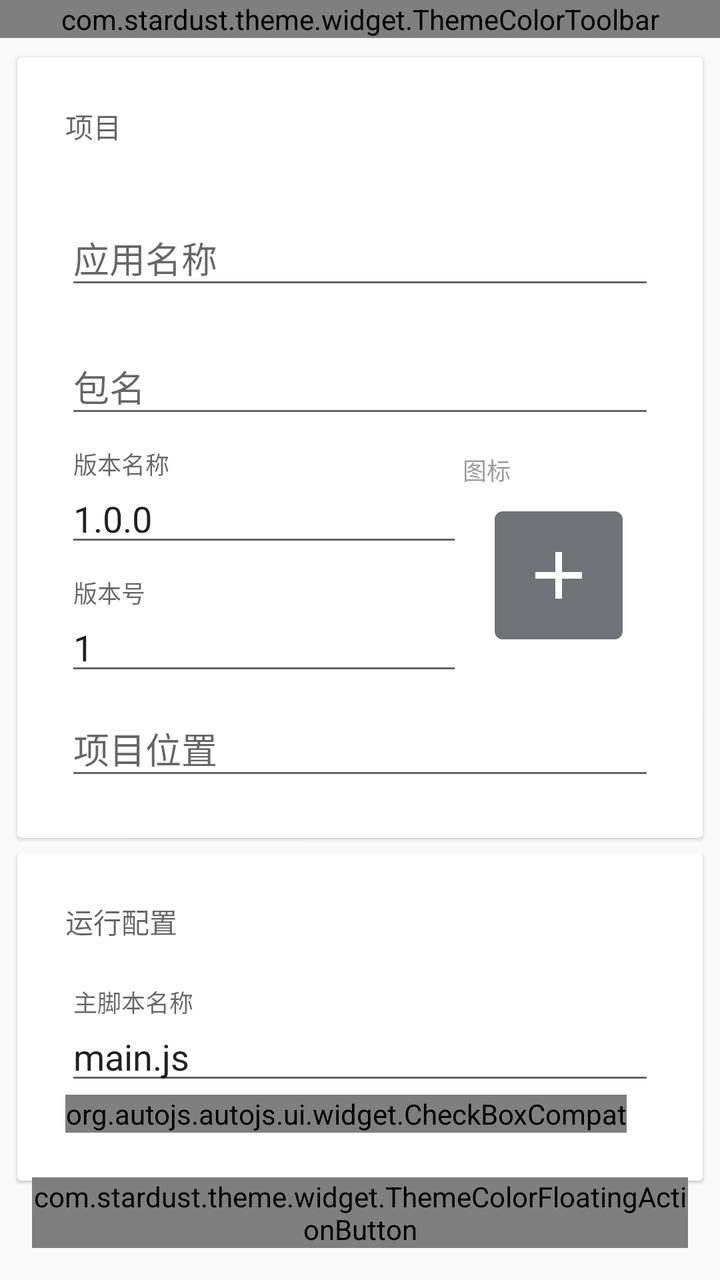
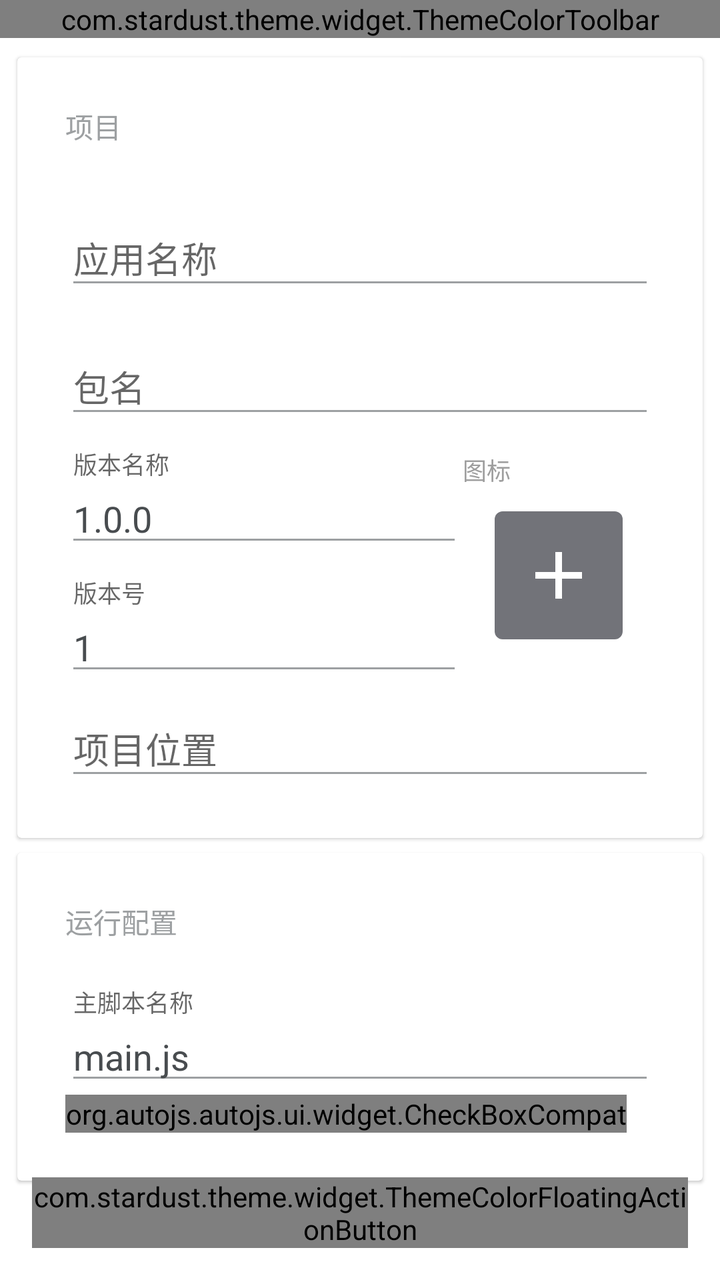

Two renders of the same Android screen: before a commit and after it. Below are the layout's source before the change and the commit's diff.
<!-- AndroidManifest.xml: application theme AppTheme -->
<!-- res/layout/activity_project_config.xml -->
<?xml version="1.0" encoding="utf-8"?>
<LinearLayout xmlns:android="http://schemas.android.com/apk/res/android"
              xmlns:app="http://schemas.android.com/apk/res-auto"
              android:layout_width="match_parent"
              android:layout_height="match_parent"
              android:orientation="vertical">

    <android.support.design.widget.AppBarLayout
        android:layout_width="match_parent"
        android:layout_height="wrap_content"
        android:theme="@style/AppTheme.AppBarOverlay">

        <com.stardust.theme.widget.ThemeColorToolbar
            android:id="@+id/toolbar"
            android:layout_width="match_parent"
            android:layout_height="wrap_content"/>

    </android.support.design.widget.AppBarLayout>


    <FrameLayout
        android:layout_width="match_parent"
        android:layout_height="match_parent"
        android:paddingTop="6dp">

        <ScrollView
            android:layout_width="match_parent"
            android:layout_height="match_parent">

            <LinearLayout
                android:layout_width="match_parent"
                android:layout_height="wrap_content"
                android:orientation="vertical">

                <android.support.v7.widget.CardView
                    android:layout_width="match_parent"
                    android:layout_height="wrap_content"
                    android:layout_marginLeft="6dp"
                    android:layout_marginRight="6dp"
                    app:cardCornerRadius="2dp"
                    app:cardElevation="1dp"
                    app:cardUseCompatPadding="true">

                    <LinearLayout
                        android:layout_width="match_parent"
                        android:layout_height="wrap_content"
                        android:orientation="vertical"
                        android:padding="24dp">

                        <TextView
                            android:layout_width="wrap_content"
                            android:layout_height="wrap_content"
                            android:layout_marginBottom="24dp"
                            android:text="@string/text_project"
                            android:textAppearance="@style/TextAppearance.AppCompat.Body2"
                            android:textColor="?android:textColorSecondary"/>

                        <android.support.design.widget.TextInputLayout
                            android:layout_width="match_parent"
                            android:layout_height="wrap_content">

                            <android.support.design.widget.TextInputEditText
                                android:id="@+id/app_name"
                                android:layout_width="match_parent"
                                android:layout_height="wrap_content"
                                android:hint="@string/text_app_name"/>
                        </android.support.design.widget.TextInputLayout>

                        <android.support.design.widget.TextInputLayout
                            android:layout_width="match_parent"
                            android:layout_height="wrap_content"
                            android:layout_marginTop="12dp">

                            <android.support.design.widget.TextInputEditText
                                android:id="@+id/package_name"
                                android:layout_width="match_parent"
                                android:layout_height="wrap_content"
                                android:digits="abcdefghijklmnopqrstuvwxyzABCDEFGHIJKLMNOPQRSTUVWXYZ1234567890_."
                                android:hint="@string/text_package_name"/>
                        </android.support.design.widget.TextInputLayout>

                        <LinearLayout
                            android:layout_width="match_parent"
                            android:layout_height="wrap_content"
                            android:orientation="horizontal">

                            <LinearLayout
                                android:layout_width="0dp"
                                android:layout_height="wrap_content"
                                android:layout_weight="1"
                                android:orientation="vertical">

                                <android.support.design.widget.TextInputLayout
                                    android:layout_width="match_parent"
                                    android:layout_height="wrap_content"
                                    android:layout_marginTop="12dp">

                                    <android.support.design.widget.TextInputEditText
                                        android:id="@+id/version_name"
                                        android:layout_width="match_parent"
                                        android:layout_height="wrap_content"
                                        android:hint="@string/text_version_name"
                                        android:text="1.0.0"/>
                                </android.support.design.widget.TextInputLayout>

                                <android.support.design.widget.TextInputLayout
                                    android:layout_width="match_parent"
                                    android:layout_height="wrap_content"
                                    android:layout_marginTop="12dp">

                                    <android.support.design.widget.TextInputEditText
                                        android:id="@+id/version_code"
                                        android:layout_width="match_parent"
                                        android:layout_height="wrap_content"
                                        android:hint="@string/text_version_code"
                                        android:inputType="number"
                                        android:text="1"/>
                                </android.support.design.widget.TextInputLayout>
                            </LinearLayout>

                            <LinearLayout
                                android:layout_width="wrap_content"
                                android:layout_height="match_parent"
                                android:orientation="vertical">

                                <TextView
                                    android:layout_width="match_parent"
                                    android:layout_height="wrap_content"
                                    android:layout_marginBottom="12dp"
                                    android:layout_marginTop="12dp"
                                    android:text="@string/text_icon"
                                    android:textColor="#9e9e9e"
                                    android:textSize="12sp"/>

                                <ImageView
                                    android:id="@+id/icon"
                                    android:layout_width="64dp"
                                    android:layout_height="64dp"
                                    android:layout_gravity="center"
                                    android:layout_marginLeft="16dp"
                                    android:layout_marginRight="16dp"
                                    android:background="@drawable/shortcut_create_dialog_icon_bg"
                                    android:padding="12dp"
                                    android:src="@drawable/ic_add_white_48dp"/>
                            </LinearLayout>

                        </LinearLayout>

                        <android.support.design.widget.TextInputLayout
                            android:layout_width="match_parent"
                            android:layout_height="wrap_content">

                            <android.support.design.widget.TextInputEditText
                                android:id="@+id/project_location"
                                android:layout_width="match_parent"
                                android:layout_height="wrap_content"
                                android:hint="@string/text_project_location"
                                android:inputType="number"/>
                        </android.support.design.widget.TextInputLayout>

                    </LinearLayout>

                </android.support.v7.widget.CardView>

                <android.support.v7.widget.CardView
                    android:layout_width="match_parent"
                    android:layout_height="wrap_content"
                    android:layout_marginLeft="6dp"
                    android:layout_marginRight="6dp"
                    app:cardBackgroundColor="@android:color/white"
                    app:cardCornerRadius="2dp"
                    app:cardElevation="1dp"
                    app:cardUseCompatPadding="true">

                    <LinearLayout
                        android:layout_width="match_parent"
                        android:layout_height="wrap_content"
                        android:orientation="vertical"
                        android:padding="24dp">

                        <TextView
                            android:layout_width="wrap_content"
                            android:layout_height="wrap_content"
                            android:layout_marginBottom="24dp"
                            android:text="@string/text_launch_config"
                            android:textAppearance="@style/TextAppearance.AppCompat.Body2"
                            android:textColor="?android:textColorSecondary"/>

                        <android.support.design.widget.TextInputLayout
                            android:layout_width="match_parent"
                            android:layout_height="wrap_content">

                            <android.support.design.widget.TextInputEditText
                                android:id="@+id/main_file_name"
                                android:layout_width="match_parent"
                                android:layout_height="wrap_content"
                                android:text="@string/default_main_file_name"
                                android:hint="@string/text_main_file_name"/>

                        </android.support.design.widget.TextInputLayout>

                        <org.autojs.autojs.ui.widget.CheckBoxCompat
                            android:layout_width="wrap_content"
                            android:id="@+id/default_stable_mode"
                            android:text="@string/text_stable_mode"
                            android:layout_height="wrap_content"/>

                    </LinearLayout>

                </android.support.v7.widget.CardView>
            </LinearLayout>
        </ScrollView>

        <com.stardust.theme.widget.ThemeColorFloatingActionButton
            android:id="@+id/fab"
            android:layout_width="wrap_content"
            android:layout_height="wrap_content"
            android:layout_gravity="end|right|bottom"
            android:layout_margin="16dp"
            android:src="@drawable/ic_done_white_48dp"/>
    </FrameLayout>


</LinearLayout>
<!-- resources referenced by this layout -->
<resources>
  <!-- drawable ic_add_white_48dp: png bitmap (drawable, 116 bytes) -->
  <!-- drawable ic_done_white_48dp: png bitmap (drawable-hdpi, 255 bytes) -->
  <!-- drawable shortcut_create_dialog_icon_bg (drawable) -->
  <?xml version="1.0" encoding="utf-8"?>
  <shape xmlns:android="http://schemas.android.com/apk/res/android">
  
      <corners android:radius="4dp"/>
  
      <solid android:color="#727379"/>
  
  </shape>
  <string name="default_main_file_name">main.js</string>
  <string name="text_app_name">应用名称</string>
  <string name="text_icon">图标</string>
  <string name="text_launch_config">运行配置</string>
  <string name="text_main_file_name">主脚本名称</string>
  <string name="text_package_name">包名</string>
  <string name="text_project">项目</string>
  <string name="text_project_location">项目位置</string>
  <string name="text_stable_mode">稳定模式</string>
  <string name="text_version_code">版本号</string>
  <string name="text_version_name">版本名称</string>
  <style name="AppTheme.AppBarOverlay" parent="ThemeOverlay.AppCompat.Dark.ActionBar" />
  <style name="AppTheme" parent="Theme.AppCompat.Light.NoActionBar">
          <item name="colorPrimary">@color/colorPrimary</item>
          <item name="colorPrimaryDark">@color/colorPrimaryDark</item>
          <item name="colorAccent">@color/colorAccent</item>
  
      </style>
  <color name="colorPrimary">#009688</color>
  <color name="colorPrimaryDark">#009688</color>
  <color name="colorAccent">#03a9f4</color>
</resources>

<!-- the commit's change to res/layout/activity_project_config.xml (unified diff, before → after) -->
@@ -13,6 +13,7 @@
         <com.stardust.theme.widget.ThemeColorToolbar
             android:id="@+id/toolbar"
             android:layout_width="match_parent"
+            android:theme="@style/ToolBarStyle"
             android:layout_height="wrap_content"/>
 
     </android.support.design.widget.AppBarLayout>
@@ -167,7 +168,6 @@
                     android:layout_height="wrap_content"
                     android:layout_marginLeft="6dp"
                     android:layout_marginRight="6dp"
-                    app:cardBackgroundColor="@android:color/white"
                     app:cardCornerRadius="2dp"
                     app:cardElevation="1dp"
                     app:cardUseCompatPadding="true">
<!-- resource entries referenced after the edit -->
@@ -23,14 +23,35 @@
   <string name="text_version_code">版本号</string>
   <string name="text_version_name">版本名称</string>
   <style name="AppTheme.AppBarOverlay" parent="ThemeOverlay.AppCompat.Dark.ActionBar" />
-  <style name="AppTheme" parent="Theme.AppCompat.Light.NoActionBar">
+  <style name="ToolBarStyle" parent="ThemeOverlay.AppCompat.ActionBar">
+          <item name="android:textColorPrimary">@color/toolbar</item>
+          <item name="android:textColorSecondary">@color/toolbar</item>
+          <item name="actionMenuTextColor">@color/toolbar</item>
+      </style>
+  <style name="AppTheme" parent="Theme.AppCompat.DayNight.NoActionBar">
           <item name="colorPrimary">@color/colorPrimary</item>
           <item name="colorPrimaryDark">@color/colorPrimaryDark</item>
           <item name="colorAccent">@color/colorAccent</item>
-  
+          <item name="android:textColorPrimary">@color/text_color_secondary</item>
+          <item name="android:textColorSecondary">@color/text_color_thirdly</item>
+          <item name="android:windowBackground">@color/window_background</item>
+          <item name="android:itemBackground">@color/item_background</item>
+          <item name="itemBackgroundDark">@color/item_background_dark</item>
+          <item name="android:divider">@color/divider</item>
+          <item name="drawer_item_text_color">@color/drawer_menu_item_text_color</item>
+          <item name="drawer_group_text_color">@color/drawer_menu_group_text_color</item>
       </style>
+  <color name="toolbar">@android:color/white</color>
   <color name="colorPrimary">#009688</color>
   <color name="colorPrimaryDark">#009688</color>
   <color name="colorAccent">#03a9f4</color>
+  <color name="text_color_secondary">#484C4F</color>
+  <color name="text_color_thirdly">#9DA0A2</color>
+  <color name="window_background">#FFFFFF</color>
+  <color name="item_background">#FFFFFF</color>
+  <color name="item_background_dark">#FFFFFF</color>
+  <color name="divider">#f2f3f5</color>
+  <color name="drawer_menu_item_text_color">#484C4F</color>
+  <color name="drawer_menu_group_text_color">#999999</color>
 </resources>
 
